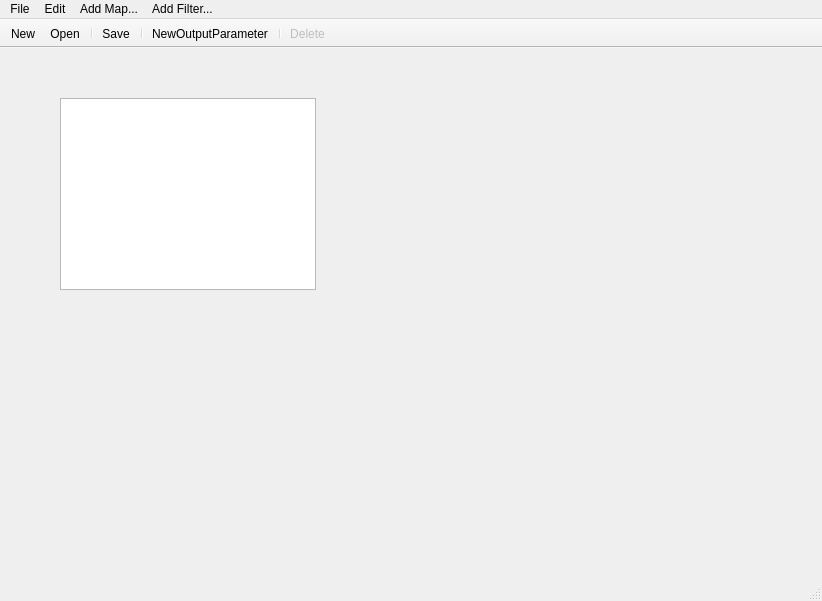
The window that mainwindow.ui (julievrnt/easi-gui) describes before a commit, drawn with Qt 5.
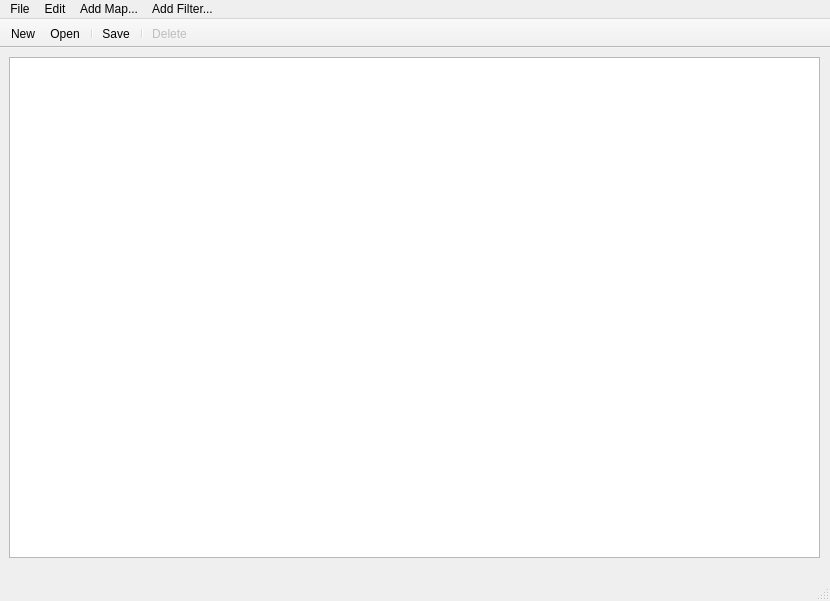
The same window after the commit. Icons and pictures are not drawn.

Commit message: Nodes connected + outputs transfered

```diff
--- a/mainwindow.ui
+++ b/mainwindow.ui
@@ -6,7 +6,7 @@
    <rect>
     <x>0</x>
     <y>0</y>
-    <width>822</width>
+    <width>830</width>
     <height>601</height>
    </rect>
   </property>
@@ -20,12 +20,18 @@
    <widget class="QGraphicsView" name="graphicsView">
     <property name="geometry">
      <rect>
-      <x>60</x>
-      <y>50</y>
-      <width>256</width>
-      <height>192</height>
+      <x>9</x>
+      <y>9</y>
+      <width>811</width>
+      <height>501</height>
      </rect>
     </property>
+    <property name="sizePolicy">
+     <sizepolicy hsizetype="Minimum" vsizetype="Minimum">
+      <horstretch>0</horstretch>
+      <verstretch>0</verstretch>
+     </sizepolicy>
+    </property>
    </widget>
   </widget>
   <widget class="QMenuBar" name="menubar">
@@ -33,7 +39,7 @@
     <rect>
      <x>0</x>
      <y>0</y>
-     <width>822</width>
+     <width>830</width>
      <height>22</height>
     </rect>
    </property>
@@ -101,8 +107,6 @@
    <addaction name="separator"/>
    <addaction name="actionSave"/>
    <addaction name="separator"/>
-   <addaction name="actionNewOutputParameter"/>
-   <addaction name="separator"/>
    <addaction name="actionDelete"/>
   </widget>
   <action name="actionAddConstantMap">
```
The commit also changes 26 other files.
